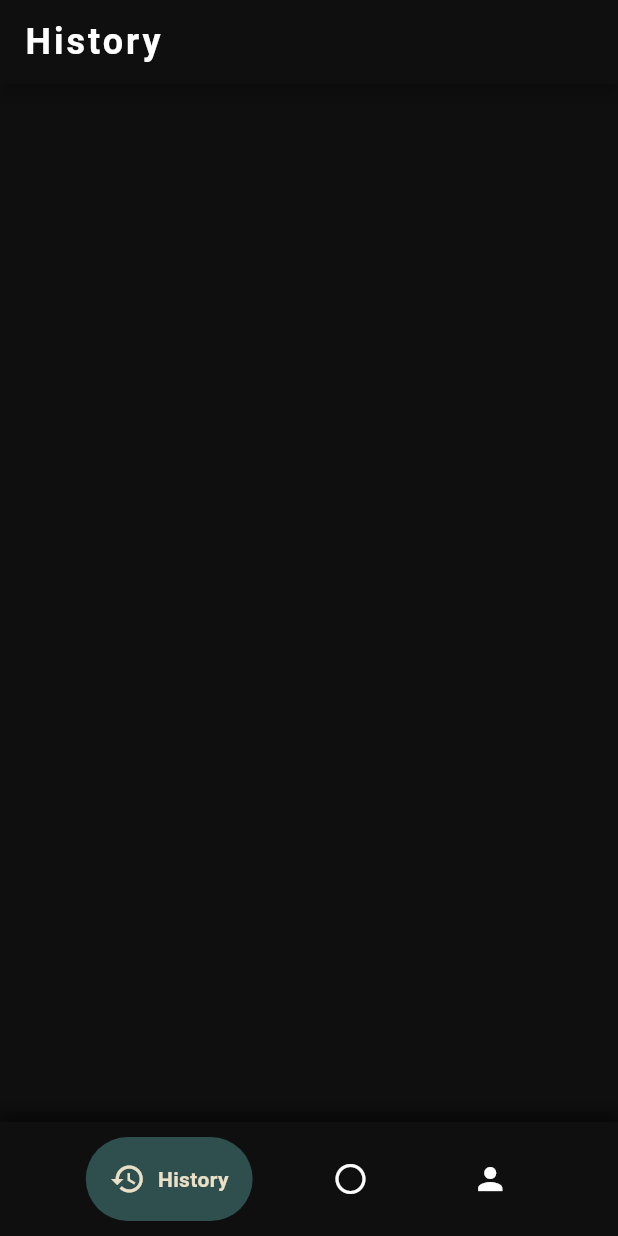
After one commit to zendrexx/workout_app, a Flutter app: the ViewHistoryPage screen opened by its route, on a phone screen of 412 x 824 dp. The commit adds this screen. Run offline on Flutter 3.47's test engine with Material 3 defaults, Android fonts, the phone set to English and light mode, and no system bars; drawn by our look-alikes of google_nav_bar; our stand-ins replace flutter_heatmap_calendar, go_router.

Commit message:
created view history page

```diff
--- a/client/lib/core/router/router.dart
+++ b/client/lib/core/router/router.dart
@@ -1,5 +1,6 @@
 import 'package:client/core/config/app_destination.dart';
 import 'package:client/features/history/pages/history_page.dart';
+import 'package:client/features/history/pages/view_history_page.dart';
 import 'package:client/features/home/pages/add_exercise_page.dart';
 import 'package:client/features/home/pages/create_session_page.dart';
 import 'package:client/features/home/pages/home_page.dart';
@@ -25,6 +26,12 @@ final router = GoRouter(
             GoRoute(
               path: appDestination[0].path,
               builder: (context, state) => const HistoryPage(),
+              routes: [
+                GoRoute(
+                  path: 'view_history',
+                  builder: (context, state) => const ViewHistoryPage(),
+                ),
+              ],
             ),
           ],
         ),
--- /dev/null
+++ b/client/lib/features/history/pages/view_history_page.dart
@@ -0,0 +1,30 @@
+import 'package:flutter/material.dart';
+
+class ViewHistoryPage extends StatelessWidget {
+  const ViewHistoryPage({super.key});
+
+  @override
+  Widget build(BuildContext context) {
+    return Scaffold(
+      backgroundColor: Color(0xff0F0F0F),
+      appBar: AppBar(
+        automaticallyImplyLeading: false,
+        title: Text(
+          "History",
+          style: const TextStyle(
+            color: Colors.white,
+            fontSize: 24,
+            fontWeight: FontWeight.bold,
+            letterSpacing: 2,
+          ),
+        ),
+        backgroundColor: const Color(0xff0F0F0F),
+        elevation: 5,
+        shadowColor: Colors.black.withOpacity(0.8),
+        scrolledUnderElevation: 6,
+        surfaceTintColor: Colors.transparent,
+      ),
+      body: SingleChildScrollView(),
+    );
+  }
+}
--- a/client/lib/features/history/widgets/history_workout_container_widget.dart
+++ b/client/lib/features/history/widgets/history_workout_container_widget.dart
@@ -1,5 +1,6 @@
 import 'package:client/features/history/widgets/workout_row_widget.dart';
 import 'package:flutter/material.dart';
+import 'package:go_router/go_router.dart';
 
 class HistoryWorkoutContainerWidget extends StatefulWidget {
   const HistoryWorkoutContainerWidget({super.key});
@@ -86,6 +87,8 @@ class _HistoryWorkoutContainerWidgetState
               WorkoutRowWidget(),
               SizedBox(height: 15),
               Center(
+                child: GestureDetector(
+                  onTap: () => context.push("/history/view_history"),
                   child: Text(
                     "See 4 more exercises",
                     style: TextStyle(
@@ -96,6 +99,7 @@ class _HistoryWorkoutContainerWidgetState
                     ),
                   ),
                 ),
+              ),
             ],
           ),
         ),
```
Lines whose indentation alone changed are shown as unchanged.
